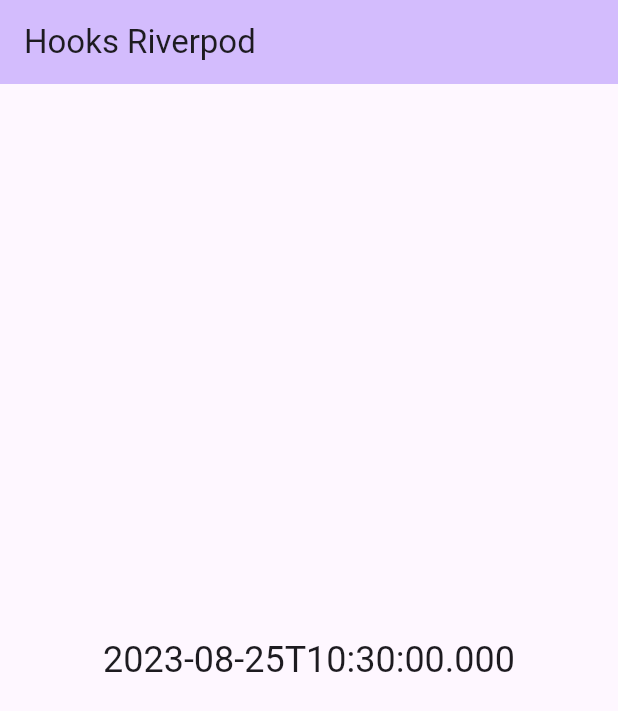
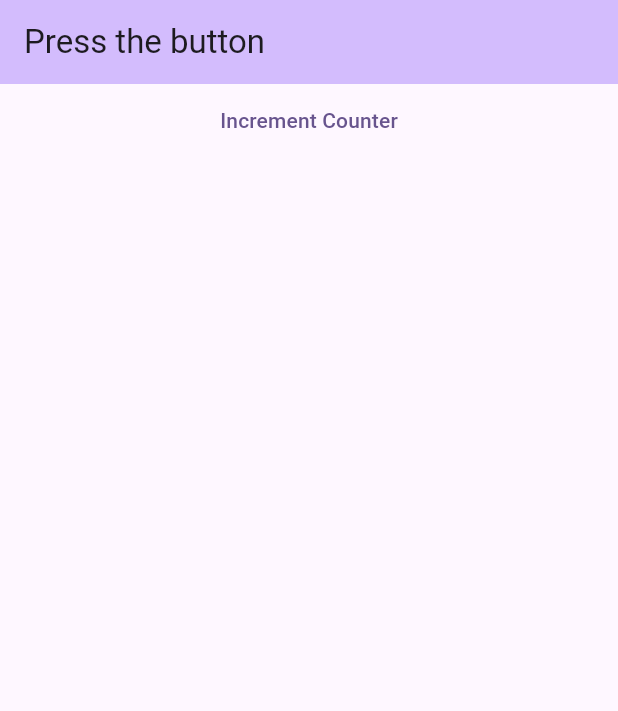
Before and after one commit to ashiqaliaslam/riverpod_practice, a Flutter app: the screen it shows after launch, on a phone screen of 412 x 824 dp. Shown: the top 711 px of the screen. Run offline on Flutter 3.47's test engine with Material 2 defaults, Android fonts, the phone set to English and light mode, and no system bars; our stand-ins replace hooks_riverpod.

Commit message:
counter app with riverpod

```diff
--- a/lib/main.dart
+++ b/lib/main.dart
@@ -7,7 +7,28 @@ void main() {
   ));
 }
 
-const String titleString = 'Demo Home Page';
+extension OptionalInfixAddition<T extends num> on T? {
+  T? operator +(T? other) {
+    final shadow = this;
+    if (shadow != null) {
+      return shadow + (other ?? 0) as T;
+    } else {
+      return null;
+    }
+  }
+}
+
+class Counter extends StateNotifier<int?> {
+  Counter() : super(null);
+  // state is equal to state,  if state is null then start with 1
+  // otherwise start with state + 1;
+  void increment() => state = state == null ? 1 : state + 1;
+  int? get value => state;
+}
+
+final counterProvider = StateNotifierProvider<Counter, int?>(
+  (ref) => Counter(),
+);
 
 class MyApp extends StatelessWidget {
   const MyApp({Key? key}) : super(key: key);
@@ -34,17 +55,26 @@ class HomePage extends ConsumerWidget {
 
   @override
   Widget build(BuildContext context, WidgetRef ref) {
-    final date = ref.watch(currentDate);
     return Scaffold(
       appBar: AppBar(
-        backgroundColor: Theme.of(context).colorScheme.inversePrimary,
-        title: const Text('Hooks Riverpod'),
-      ),
-      body: Center(
-        child: Text(
-          date.toIso8601String(),
-          style: Theme.of(context).textTheme.headlineSmall,
-        ),
+          backgroundColor: Theme.of(context).colorScheme.inversePrimary,
+          title: Consumer(
+            builder: (context, ref, child) {
+              final count = ref.watch(counterProvider);
+              final text =
+                  count == null ? 'Press the button' : count.toString();
+              return Text(text);
+            },
+          )),
+      body: Column(
+        crossAxisAlignment: CrossAxisAlignment.stretch,
+        children: [
+          TextButton(
+              onPressed: () {
+                ref.read(counterProvider.notifier).increment();
+              },
+              child: const Text('Increment Counter'))
+        ],
       ),
     );
   }
```
